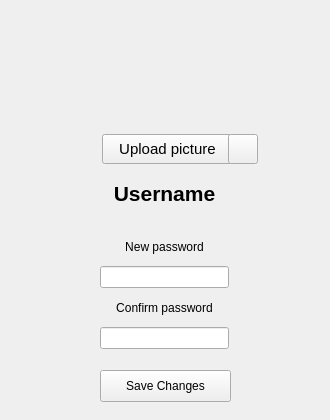
Old version of the form client/account.ui in the repository SimoneDutto/CollaborativeEditor.
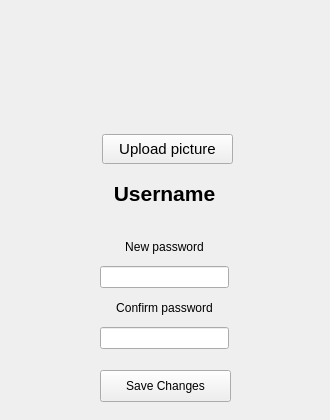
New version of the form. Icons and pictures are not drawn.

Commit message: delete Discard Image button

The edit to the form file:
```diff
--- a/client/account.ui
+++ b/client/account.ui
@@ -94,26 +94,7 @@
     <string>Upload picture</string>
    </property>
   </widget>
-  <widget class="QPushButton" name="discardImage">
-   <property name="enabled">
-    <bool>true</bool>
-   </property>
-   <property name="geometry">
-    <rect>
-     <x>228</x>
-     <y>134</y>
-     <width>30</width>
-     <height>30</height>
-    </rect>
-   </property>
-   <property name="mouseTracking">
-    <bool>true</bool>
-   </property>
-   <property name="text">
-    <string/>
-   </property>
-  </widget>
-  <widget class="QWidget" name="">
+  <widget class="QWidget" name="layoutWidget">
    <property name="geometry">
     <rect>
      <x>100</x>
```
The commit also changes 5 other files.
